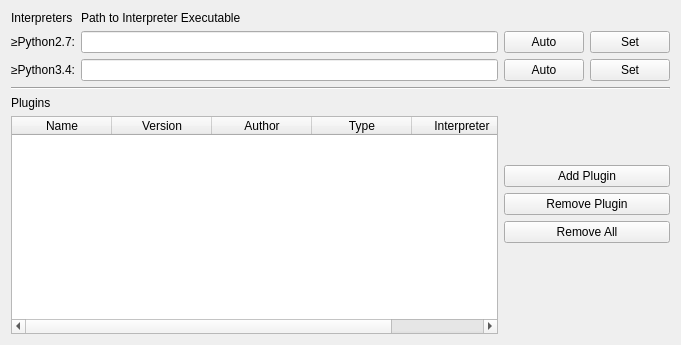
Sigil-Ebook/Sigil, file src/Form_Files/PPluginWidget.ui: the form before one commit.
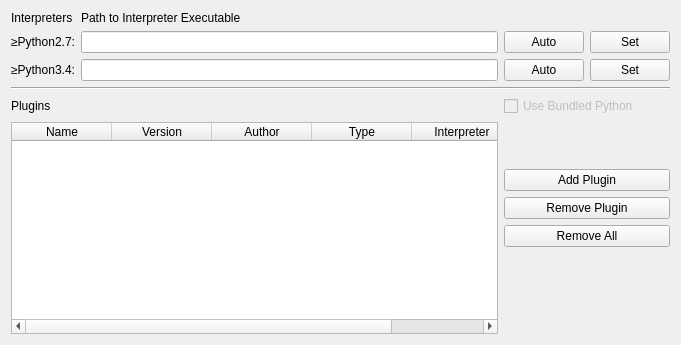
The form after the commit.

Commit message: Prefs for using Bundled interpreter

What changed in the file:
```diff
--- a/src/Form_Files/PPluginWidget.ui
+++ b/src/Form_Files/PPluginWidget.ui
@@ -241,6 +241,19 @@
        </property>
       </widget>
      </item>
+     <item row="4" column="2">
+      <widget class="QCheckBox" name="chkUseBundled">
+       <property name="enabled">
+        <bool>false</bool>
+       </property>
+       <property name="toolTip">
+        <string>Should the bundled Python interpreter be use if present?</string>
+       </property>
+       <property name="text">
+        <string>Use Bundled Python</string>
+       </property>
+      </widget>
+     </item>
     </layout>
    </item>
   </layout>
```
The commit also changes 4 other files.
